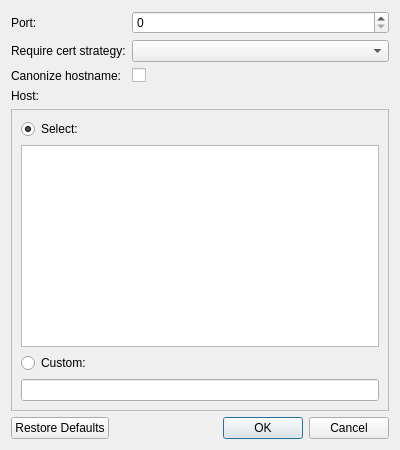
Before: the Qt Designer form src/admc/connection_options_dialog.ui in altlinux/admc, drawn with Qt 5.
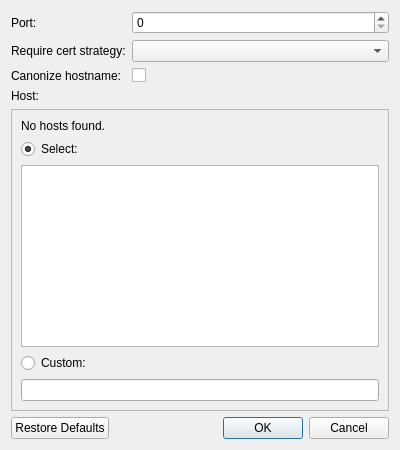
After: the same form once the commit is applied.

Commit message:
improve connection options dialog
don't reuse, create a new one every time
load options in dialog's ctor instead of in open()
remove open() and reject() overrides
improve how host is loaded and saved

Diff of the .ui file:
```diff
--- a/src/admc/connection_options_dialog.ui
+++ b/src/admc/connection_options_dialog.ui
@@ -70,6 +70,16 @@
         <enum>QFrame::Raised</enum>
        </property>
        <layout class="QVBoxLayout" name="verticalLayout_4">
+        <item>
+         <widget class="QLabel" name="host_warning_label">
+          <property name="text">
+           <string>No hosts found.</string>
+          </property>
+          <property name="wordWrap">
+           <bool>true</bool>
+          </property>
+         </widget>
+        </item>
         <item>
          <widget class="QRadioButton" name="host_select_button">
           <property name="text">
```
Left out of the diff: 2 changed lines with no effect on the pictures. The commit also changes 6 other files.
